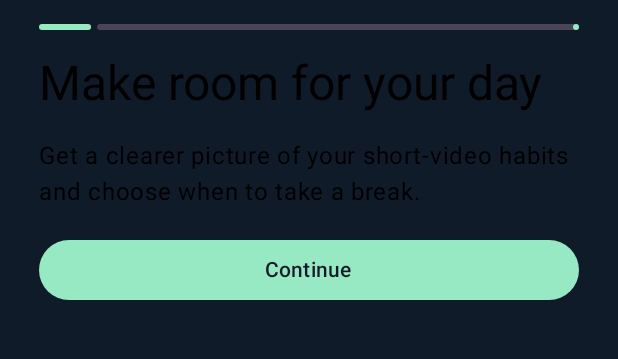
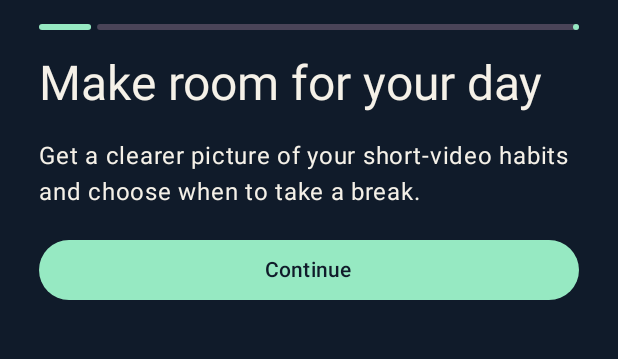
Before and after one commit to Aaditya-Magar/scrollbound, an Android app built with Jetpack Compose: the screen it shows after launch (MainActivity), on a phone screen of 412 x 824 dp, the part 75-434 px from its top. Run offline under Robolectric (Android 15) with nearby library versions, the phone set to English and light mode, and no system bars.

Commit message:
Set readable foreground colors on onboarding

```diff
--- a/app/src/main/java/org/scrollbound/app/MainActivity.kt
+++ b/app/src/main/java/org/scrollbound/app/MainActivity.kt
@@ -72,6 +72,7 @@ class MainActivity : ComponentActivity() {
                 BackHandler(!finished && page > 0) { page--; prefs.edit().putInt("step", page).apply() }
                 val scroll = rememberScrollState()
                 LaunchedEffect(page, finished) { scroll.scrollTo(0) }
+                CompositionLocalProvider(LocalContentColor provides Paper) {
                     Column(
                         Modifier.fillMaxSize().background(Ink).safeDrawingPadding().verticalScroll(scroll).padding(26.dp),
                         verticalArrangement = Arrangement.spacedBy(16.dp)
@@ -157,3 +158,4 @@ class MainActivity : ComponentActivity() {
             }
         }
     }
+}
```
Lines whose indentation alone changed are shown as unchanged.
